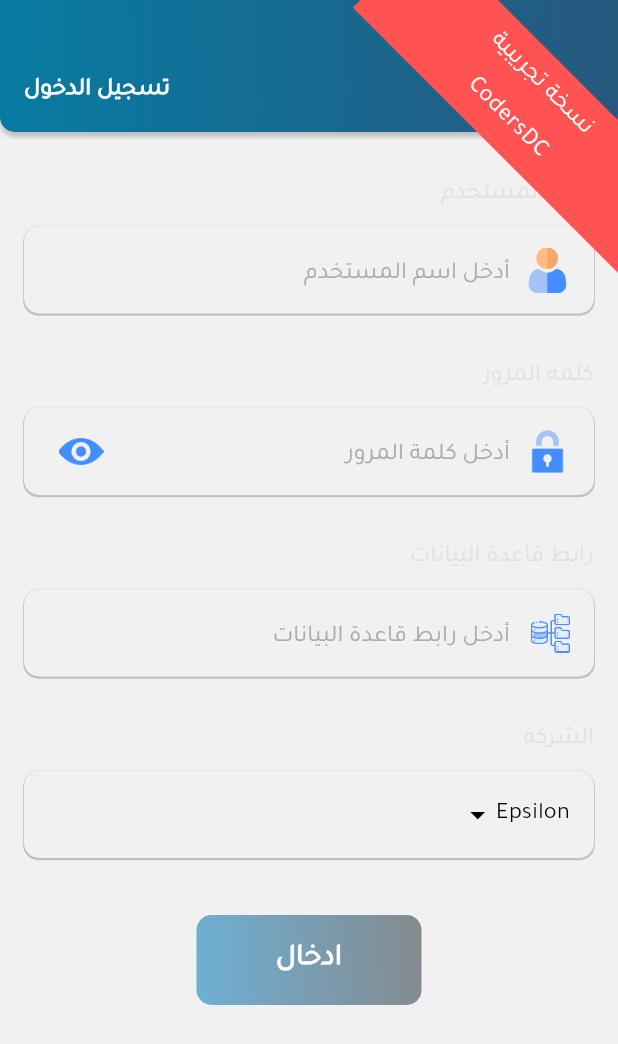
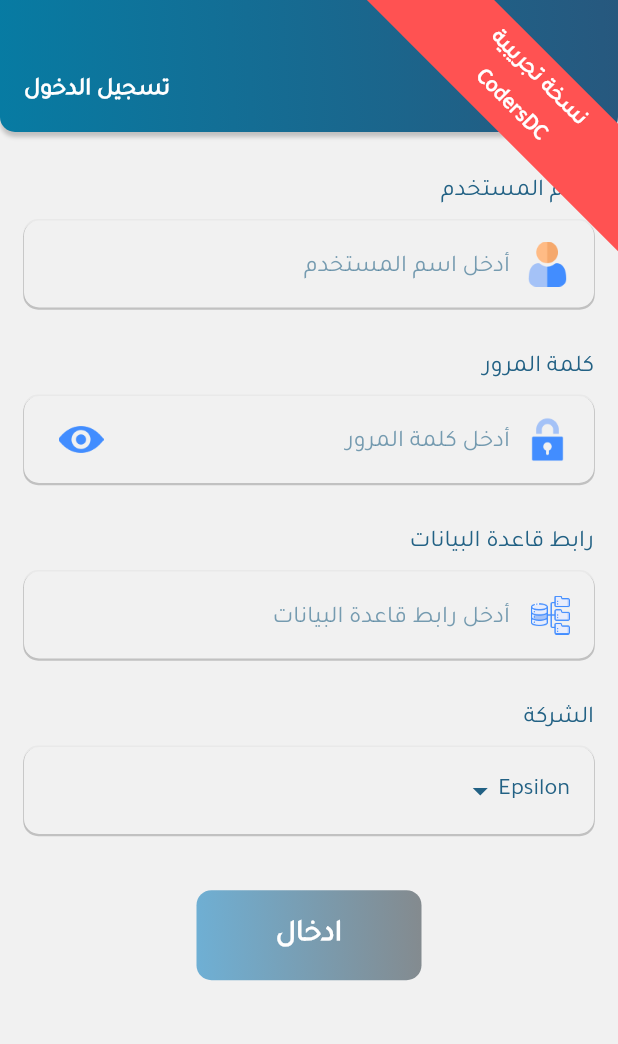
Before and after one commit to saleem72/epsilon_api, a Flutter app: the screen it shows after launch, on a phone screen of 412 x 824 dp. Shown: the top 1044 px of the screen. Run offline on Flutter 3.47's test engine with Material 3 defaults, Android fonts, the phone set to English and light mode, and no system bars; our stand-ins replace dartz, equatable, flutter_bloc, flutter_slidable, get_it, internet_connection_checker and 1 more; missing offline and left inert: qr_code_scanner; generated files the repository leaves out were written again.

Commit message:
fixing colors after flutter update

```diff
--- a/lib/configuration/styling/colors/app_theme.dart
+++ b/lib/configuration/styling/colors/app_theme.dart
@@ -21,6 +21,12 @@ void setStatusBarAndNavigationBarColor(ThemeMode themeMode) {
 
 final ColorScheme appLightColorScheme = ColorScheme(
   brightness: Brightness.light,
+
+  // cardTheme: CardTheme(
+  //     color: Colors.pink,
+  //     surfaceTintColor: Colors.green,
+  //     shadowColor: Colors.blue,
+  //   ),
   primary: AppColors.primaryDark.toMaterialColor().shade400,
   onPrimary: Colors.white,
   primaryContainer: AppColors.primaryDark.toMaterialColor().shade900,
@@ -53,7 +59,15 @@ final ColorScheme appLightColorScheme = ColorScheme(
 );
 
 ThemeData appLightTheme = ThemeData(
-  colorScheme: appLightColorScheme,
+  useMaterial3: false,
+  // primarySwatch: Colors.grey,
+  // cardTheme: CardTheme(
+  //   color: Colors.pink,
+  //   surfaceTintColor: Colors.green,
+  //   shadowColor: Colors.blue,
+  // ),
+  colorScheme: ColorScheme.fromSeed(
+      seedColor: AppColors.primaryDark), // appLightColorScheme,
   scaffoldBackgroundColor: const Color(0xFFF1F1F1), // AppColors.neutral90,
   fontFamily: 'Tajawal',
 );
--- a/lib/core/widgets/app_text_field.dart
+++ b/lib/core/widgets/app_text_field.dart
@@ -46,7 +46,10 @@ class LabledValidateTextFIeld extends StatelessWidget {
       children: [
         Text(
           label,
-          style: labelStyle ?? Topology.subTitle,
+          style: labelStyle ??
+              Topology.subTitle.copyWith(
+                color: AppColors.primaryDark,
+              ),
         ),
         const SizedBox(height: 10),
         AppTextField(
@@ -162,12 +165,16 @@ class _AppTextFieldState extends State<AppTextField> {
                       enableSuggestions: false,
                       autocorrect: false,
                       onChanged: (value) => widget.onChange(value),
-                      style: Topology.subTitle,
+                      style: Topology.subTitle.copyWith(
+                        color: AppColors.primaryDark,
+                        // fontWeight: FontWeight.w600,
+                        height: 1.2,
+                      ),
                       decoration: InputDecoration(
                         border: InputBorder.none,
                         hintText: widget.hint,
-                        hintStyle: Topology.subTitle
-                            .copyWith(color: AppColors.secondary),
+                        hintStyle: Topology.subTitle.copyWith(
+                            color: AppColors.primaryDark.withOpacity(0.6)),
                       ),
                     ),
                   ),
--- a/lib/core/widgets/dropdown_text_field.dart
+++ b/lib/core/widgets/dropdown_text_field.dart
@@ -108,7 +108,13 @@ class _DropdownTextFieldState extends State<DropdownTextField> {
         itemBuilder: (BuildContext context, int index) {
           final str = filtered[index];
           return ListTile(
-            title: Text(str),
+            title: Text(
+              str,
+              style: Topology.body.copyWith(
+                fontWeight: FontWeight.bold,
+                color: AppColors.primaryDark,
+              ),
+            ),
             onTap: () async {
               widget.onSelection(str);
               setState(() {
--- a/lib/features/login_screen/login_screen.dart
+++ b/lib/features/login_screen/login_screen.dart
@@ -12,8 +12,8 @@ import 'package:epsilon_api/core/widgets/app_decoration_image.dart';
 import 'package:epsilon_api/core/widgets/app_nav_bar.dart';
 import 'package:epsilon_api/core/widgets/app_text_field.dart';
 import 'package:epsilon_api/core/widgets/error_view.dart';
+import 'package:epsilon_api/core/widgets/general_loading_view.dart';
 import 'package:epsilon_api/core/widgets/gradient_button.dart';
-import 'package:epsilon_api/core/widgets/loading_view.dart';
 import 'package:flutter/material.dart';
 import 'package:flutter_bloc/flutter_bloc.dart';
 
@@ -79,7 +79,7 @@ class _LoginScreenContentState extends State<LoginScreenContent> {
             children: [
               _decorationImage(),
               _content(context, state),
-              LoadingView(isLoading: state.isLoading),
+              if (state.isLoading) const GeneralLoadingView(),
               _errorView(context, state.failure),
             ],
           ),
--- a/lib/features/login_screen/presentation/widgets/companies_dropdown.dart
+++ b/lib/features/login_screen/presentation/widgets/companies_dropdown.dart
@@ -35,7 +35,9 @@ class _CompaniesDropDownState extends State<CompaniesDropDown> {
       children: [
         Text(
           context.translate.company,
-          style: Topology.subTitle,
+          style: Topology.subTitle.copyWith(
+            color: AppColors.primaryDark,
+          ),
         ),
         const SizedBox(height: 10),
         _moreMenu(context),
@@ -75,12 +77,12 @@ class _CompaniesDropDownState extends State<CompaniesDropDown> {
                         Text(
                           context.translate.company_hint,
                           style: Topology.subTitle.copyWith(
-                            color: AppColors.secondary,
+                            color: AppColors.primaryDark,
                           ),
                         ),
                         const Icon(
                           Icons.arrow_drop_down,
-                          color: AppColors.secondary,
+                          color: AppColors.primaryDark,
                         ),
                       ],
                     ),
@@ -90,13 +92,13 @@ class _CompaniesDropDownState extends State<CompaniesDropDown> {
                       Text(
                         _value!.title(context),
                         style: Topology.subTitle.copyWith(
-                          color: AppColors.textDark,
+                          color: AppColors.primaryDark,
                         ),
                       ),
                       // const SizedBox(width: 8),
                       const Icon(
                         Icons.arrow_drop_down,
-                        color: AppColors.textDark,
+                        color: AppColors.primaryDark,
                       ),
                     ],
                   ),
--- a/lib/features/pre_launch/epsilon_app.dart
+++ b/lib/features/pre_launch/epsilon_app.dart
@@ -28,9 +28,16 @@ class _EpsilonAppState extends State<EpsilonApp> {
       theme: appLightTheme,
       // onGenerateRoute: RouteGenerator.generate,
       // initialRoute: AppScreens.initial,
-      home: WillPopScope(
-        onWillPop: () async =>
-            !((await _navigatorKey.currentState?.maybePop()) ?? true),
+      home: PopScope(
+        canPop: false,
+        onPopInvoked: (bool didPop) {
+          if (didPop) {
+            return;
+          }
+          // _showBackDialog();
+        },
+        // onWillPop: () async =>
+        //     !((await _navigatorKey.currentState?.maybePop()) ?? true),
         child: LayoutBuilder(
           builder: (context, constraints) {
             WidgetsBinding.instance
```
Also changed, not shown: pubspec.lock.
